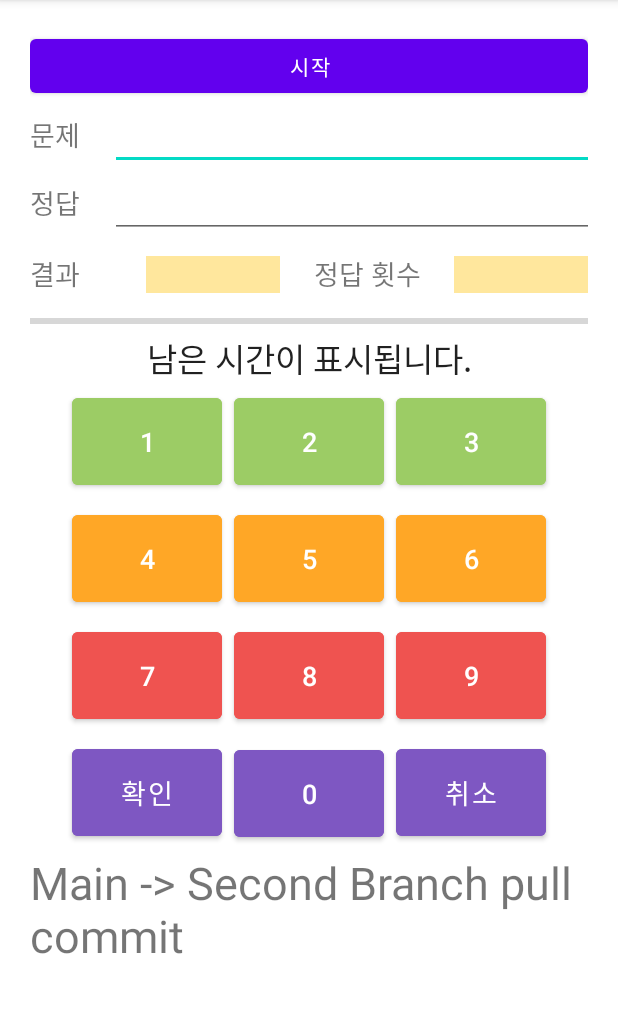
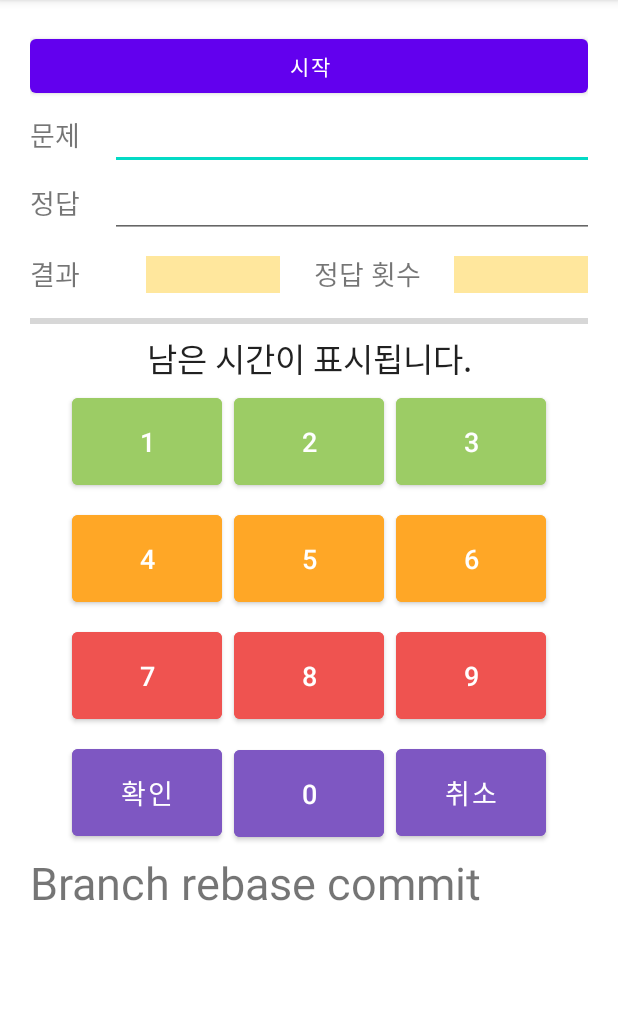
Before and after one commit to subin1004/gugudan, an Android app: the screen it shows after launch (MainActivity), on a phone screen of 412 x 824 dp, the part 84-1097 px from its top. Run offline under Robolectric (Android 15) with nearby library versions, the phone set to English and light mode, and no system bars.

Commit message:
rebase&commit

```diff
--- a/app/src/main/res/layout/activity_main.xml
+++ b/app/src/main/res/layout/activity_main.xml
@@ -242,6 +242,6 @@
         android:layout_width="wrap_content"
         android:layout_height="wrap_content"
         android:textSize="30sp"
-        android:text="Main -> Second Branch pull commit"/>
+        android:text="Branch rebase commit"/>
 
 </LinearLayout>
```
